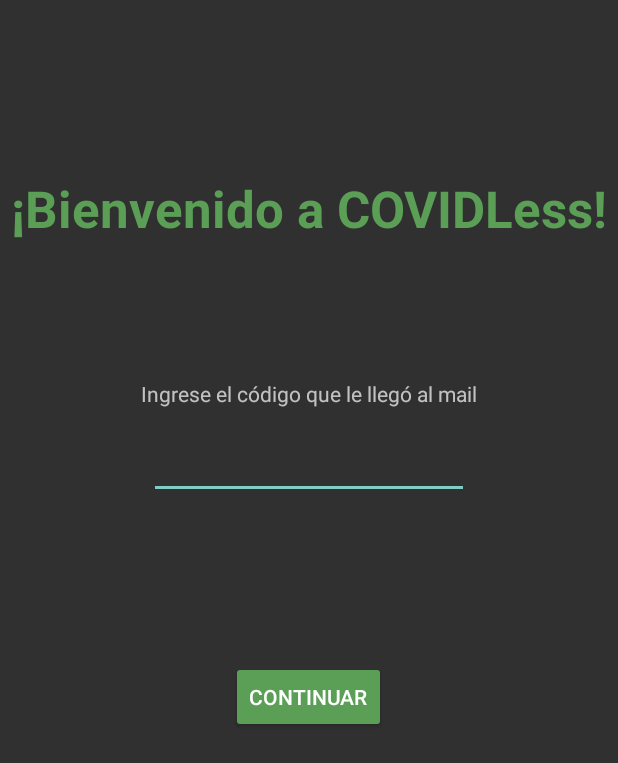
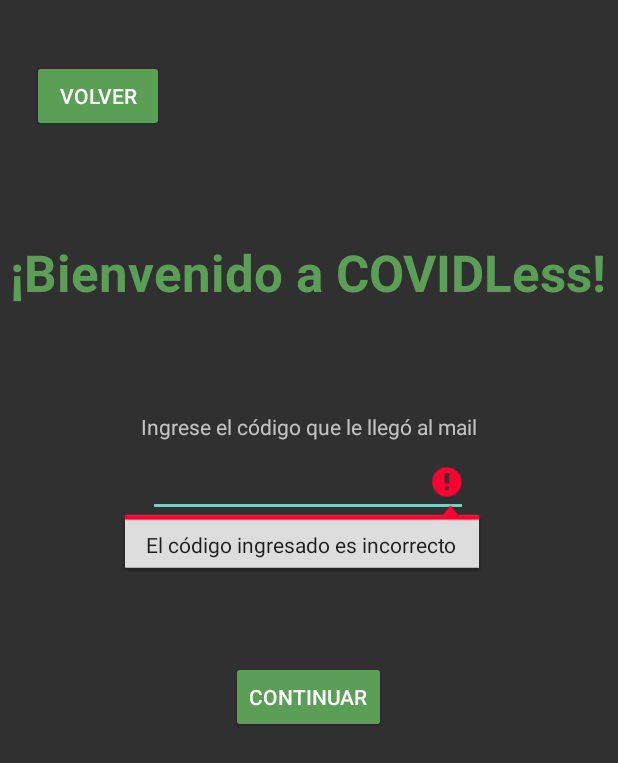
Before and after one commit to luchosic/SOA, an Android app: the AutenticationCodeActivity screen opened directly, with no data from a screen before it, after a tap on "CONTINUAR", on a phone screen of 412 x 824 dp. Shown: the top 763 px of the screen. Run offline under Robolectric (Android 15) with nearby library versions, the phone set to English and light mode, and no system bars; 1 statement that could not run was skipped.

Commit message:
Paso de pantalla de codigo a login
Tambien se agrego la validacion de los campos en la autenticación (no pueden ser vacios)

```diff
--- a/TP2-CODIGO/app/src/main/java/com/example/tp2/AutenticationCodeActivity.java
+++ b/TP2-CODIGO/app/src/main/java/com/example/tp2/AutenticationCodeActivity.java
@@ -12,12 +12,16 @@ import androidx.appcompat.app.AppCompatActivity;
 public class AutenticationCodeActivity extends AppCompatActivity {
 
     Button coninueButton;
+    Button volverButton;
+
+    public EditText codigoIngresado;
 
     @Override
     protected void onCreate(Bundle savedInstanceState) {
         super.onCreate(savedInstanceState);
         setContentView(R.layout.activity_autentication_code);
 
+        codigoIngresado = (EditText) findViewById(R.id.codigo);
 
         Intent intent = getIntent();
         Bundle extras = intent.getExtras();
@@ -28,8 +32,26 @@ public class AutenticationCodeActivity extends AppCompatActivity {
         coninueButton.setOnClickListener(new View.OnClickListener() {
             @Override
             public void onClick(View v) {
+
+                if ((codigoIngresado.getText().toString()).equals(randomCode)){
+                    Intent intentContinuar = new Intent(AutenticationCodeActivity.this, LoginActivity.class);
+                    startActivity(intentContinuar);
+                }
+                else{
+                    codigoIngresado.setError("El código ingresado es incorrecto");
+                }
             }
         });
 
+        /*volverButton = (Button)findViewById(R.id.volverButton);
+
+        volverButton.setOnClickListener(new View.OnClickListener() {
+            @Override
+            public void onClick(View v) {
+                Intent intentVolver = new Intent(AutenticationCodeActivity.this, MainActivity.class);
+                startActivity(intentVolver);
+            }
+        });*/
+
     }
 }
--- a/TP2-CODIGO/app/src/main/java/com/example/tp2/LoginActivity.java
+++ b/TP2-CODIGO/app/src/main/java/com/example/tp2/LoginActivity.java
@@ -9,12 +9,14 @@ import android.widget.Button;
 
 public class LoginActivity extends AppCompatActivity {
 
-    Button registroBtn = (Button)findViewById(R.id.registroButton);;
+    Button registroBtn;
 
     @Override
     protected void onCreate(Bundle savedInstanceState) {
         super.onCreate(savedInstanceState);
         setContentView(R.layout.activity_login);
+
+        registroBtn = (Button)findViewById(R.id.registroButton);
 
         registroBtn.setOnClickListener(new View.OnClickListener() {
             @Override
--- a/TP2-CODIGO/app/src/main/java/com/example/tp2/MainActivity.java
+++ b/TP2-CODIGO/app/src/main/java/com/example/tp2/MainActivity.java
@@ -33,13 +33,20 @@ public class MainActivity extends AppCompatActivity {
         codigoButton.setOnClickListener(new View.OnClickListener() {
             @Override
             public void onClick(View v) {
-                randomCode = String.valueOf((int)(Math.random() * 9000) + 1000);
 
-                sendMail(randomCode);
+                if(mEmail.getText().toString().isEmpty()){
+                    mEmail.setError("Debe ingresar un mail");
+                }
+                else{
+                    //randomCode = String.valueOf((int)(Math.random() * 9000) + 1000);
+                    randomCode = String.valueOf("1234");
 
-                Intent intent = new Intent(MainActivity.this, AutenticationCodeActivity.class);
-                intent.putExtra("randomCode", randomCode);
-                startActivity(intent);
+                    sendMail(randomCode);
+
+                    Intent intent = new Intent(MainActivity.this, AutenticationCodeActivity.class);
+                    intent.putExtra("randomCode", randomCode);
+                    startActivity(intent);
+                }
             }
         });
 
--- a/TP2-CODIGO/app/src/main/res/layout/activity_autentication_code.xml
+++ b/TP2-CODIGO/app/src/main/res/layout/activity_autentication_code.xml
@@ -10,15 +10,16 @@
         android:id="@+id/textView"
         android:layout_width="wrap_content"
         android:layout_height="wrap_content"
-        android:layout_marginTop="85dp"
+        android:layout_marginTop="150dp"
         android:layout_marginBottom="61dp"
         android:text="@string/bienvenido"
+        android:textAlignment="center"
         android:textColor="#5B9F57"
         android:textSize="34sp"
         android:textStyle="bold"
-        android:textAlignment="center"
         app:layout_constraintBottom_toTopOf="@+id/textView2"
         app:layout_constraintEnd_toEndOf="parent"
+        app:layout_constraintHorizontal_bias="0.47"
         app:layout_constraintStart_toStartOf="parent"
         app:layout_constraintTop_toTopOf="parent" />
 
@@ -43,8 +44,10 @@
         android:inputType="number"
         app:layout_constraintBottom_toBottomOf="parent"
         app:layout_constraintEnd_toEndOf="parent"
+        app:layout_constraintHorizontal_bias="0.497"
         app:layout_constraintStart_toStartOf="parent"
         app:layout_constraintTop_toBottomOf="@+id/textView2"
+        app:layout_constraintVertical_bias="0.0"
         tools:ignore="SpeakableTextPresentCheck" />
 
     <Button
@@ -58,4 +61,20 @@
         app:layout_constraintEnd_toEndOf="parent"
         app:layout_constraintHorizontal_bias="0.498"
         app:layout_constraintStart_toStartOf="parent" />
+
+    <Button
+        android:id="@+id/volverButton"
+        android:layout_width="wrap_content"
+        android:layout_height="wrap_content"
+        android:layout_marginStart="20dp"
+        android:layout_marginLeft="20dp"
+        android:layout_marginTop="40dp"
+        android:layout_marginEnd="301dp"
+        android:layout_marginRight="301dp"
+        android:layout_marginBottom="103dp"
+        android:text="Volver"
+        app:backgroundTint="#5B9F57"
+        app:layout_constraintEnd_toEndOf="parent"
+        app:layout_constraintStart_toStartOf="parent"
+        app:layout_constraintTop_toTopOf="parent" />
 </androidx.constraintlayout.widget.ConstraintLayout>
```
